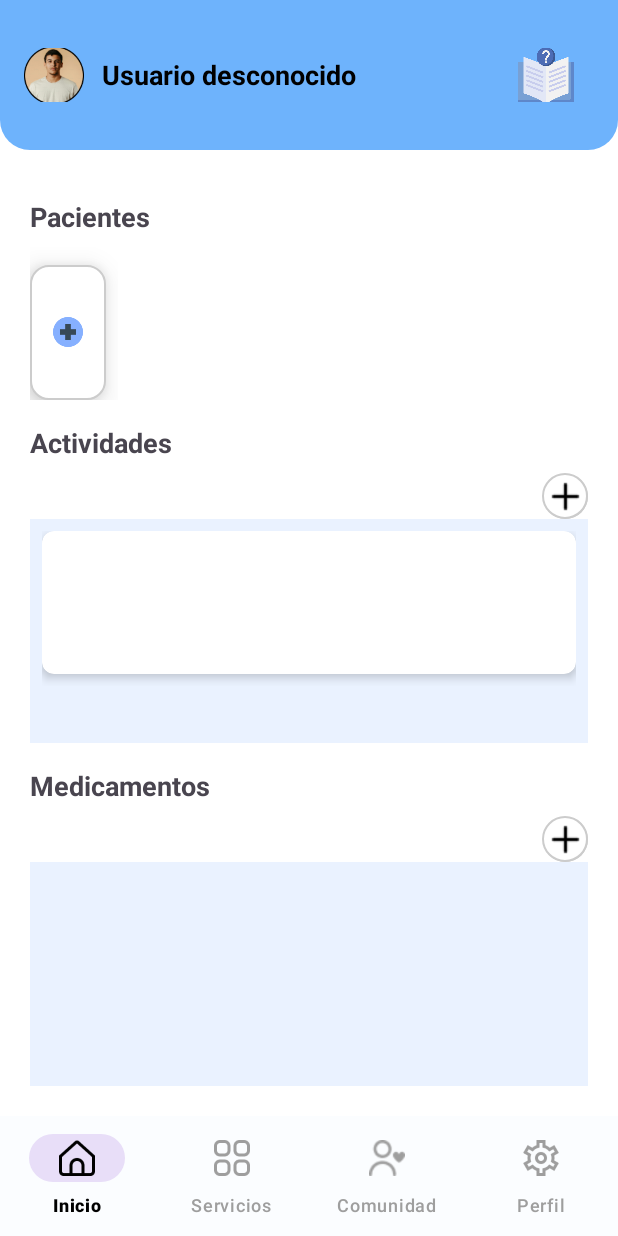
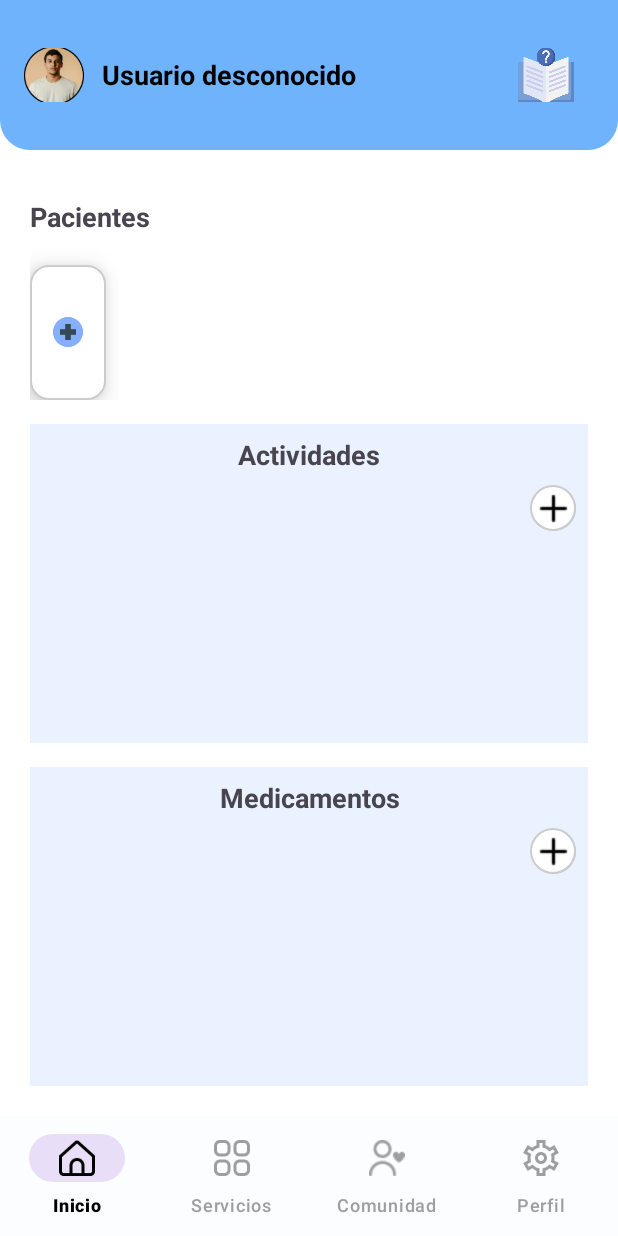
Before and after one commit to Simonghost117/Qfinder_Android, an Android app: the DashboardFragment screen opened directly, with no data from a screen before it, on a phone screen of 412 x 824 dp. Run offline under Robolectric (Android 15) with nearby library versions, the phone set to English and light mode, and no system bars; pictures from the network do not load.

Commit message:
agregando mensaje para cuando no hay medicamentos ni actividades registradas

```diff
--- a/app/src/main/res/layout/fragment_dashboard.xml
+++ b/app/src/main/res/layout/fragment_dashboard.xml
@@ -76,12 +76,22 @@
                     android:orientation="horizontal" />
             </HorizontalScrollView>
 
-            <!-- ACTIVIDADES -->
+            <!-- SECCIÓN DE ACTIVIDADES -->
+            <LinearLayout
+                android:layout_width="match_parent"
+                android:layout_height="0dp"
+                android:layout_weight="0.6"
+                android:orientation="vertical"
+                android:layout_marginBottom="16dp"
+                android:background="#EAF2FF"
+                android:padding="8dp">
+
                 <TextView
                     android:id="@+id/tvActivitiesSectionTitle"
                     android:layout_marginBottom="8dp"
                     android:layout_width="match_parent"
                     android:layout_height="wrap_content"
+                    android:gravity="center"
                     android:text="Actividades"
                     android:textStyle="bold"
                     android:textSize="18sp"/>
@@ -96,109 +106,33 @@
 
                 <ScrollView
                     android:layout_width="match_parent"
-                android:layout_height="0dp"
-                android:layout_weight="1"
-                android:layout_marginBottom="16dp"
-                android:background="#EAF2FF"
-                android:padding="8dp">
+                    android:layout_height="match_parent"
+                    android:fillViewport="true">
 
                     <LinearLayout
                         android:id="@+id/activitiesContainer"
                         android:layout_width="match_parent"
                         android:layout_height="wrap_content"
-                    android:orientation="vertical"
-                    android:layout_marginBottom="8dp">
+                        android:orientation="vertical">
+                        <!-- Contenido dinámico -->
+                    </LinearLayout>
+                </ScrollView>
+            </LinearLayout>
 
-                    <!-- EJEMPLO DE CARDVIEW PARA ACTIVIDADES (ESTE SE AÑADIRÁ DINÁMICAMENTE) -->
-                    <androidx.cardview.widget.CardView
-                        android:layout_width="match_parent"
-                        android:layout_height="wrap_content"
-                        android:layout_marginBottom="8dp"
-                        app:cardCornerRadius="8dp"
-                        app:cardElevation="4dp">
-
+            <!-- SECCIÓN DE MEDICAMENTOS -->
             <LinearLayout
                 android:layout_width="match_parent"
-                            android:layout_height="wrap_content"
+                android:layout_height="0dp"
+                android:layout_weight="0.6"
                 android:orientation="vertical"
-                            android:padding="10dp">
+                android:background="#EAF2FF"
+                android:padding="8dp">
 
-                            <!-- Nombre del paciente arriba (Juan Carlos:) -->
-                            <TextView
-                                android:id="@+id/tvPatient"
-                                android:layout_width="match_parent"
-                                android:layout_height="wrap_content"
-                                android:textSize="12sp"
-                                android:textColor="@color/gray"
-                                android:layout_marginBottom="4dp"/>
-
-                            <!-- Fila principal: Actividad con viñeta (●) -->
-                            <LinearLayout
-                                android:layout_width="match_parent"
-                                android:layout_height="wrap_content"
-                                android:orientation="horizontal"
-                                android:gravity="center_vertical">
-
-                                <TextView
-                                    android:id="@+id/tvMedicationName"
-                                    android:layout_width="0dp"
-                                    android:layout_height="wrap_content"
-                                    android:layout_weight="1"
-                                    android:textSize="16sp"
-                                    android:textStyle="bold"
-                                    android:paddingLeft="8dp"/>
-
-                                <TextView
-                                    android:id="@+id/tvStatus"
-                                    android:layout_width="wrap_content"
-                                    android:layout_height="wrap_content"
-                                    android:textSize="14sp"
-                                    android:padding="4dp"
-                                    android:textColor="@color/green"/>
-                            </LinearLayout>
-
-                            <!-- Fila de información adicional -->
-                            <LinearLayout
-                                android:layout_width="match_parent"
-                                android:layout_height="wrap_content"
-                                android:orientation="horizontal"
-                                android:layout_marginTop="8dp">
-
-                                <TextView
-                                    android:id="@+id/tvDosage"
-                                    android:layout_width="wrap_content"
-                                    android:layout_height="wrap_content"
-                                    android:textSize="14sp"
-                                    android:visibility="gone"/>
-
-                                <TextView
-                                    android:id="@+id/tvSchedule"
-                                    android:layout_width="wrap_content"
-                                    android:layout_height="wrap_content"
-                                    android:textSize="14sp"
-                                    android:layout_marginStart="8dp"/>
-                            </LinearLayout>
-
-                            <!-- Fechas (oculto por defecto) -->
-                            <TextView
-                                android:id="@+id/tvDates"
-                                android:layout_width="match_parent"
-                                android:layout_height="wrap_content"
-                                android:textSize="12sp"
-                                android:layout_marginTop="8dp"
-                                android:visibility="gone"/>
-                        </LinearLayout>
-                    </androidx.cardview.widget.CardView>
-                    <!-- FIN EJEMPLO CARDVIEW -->
-
-                </LinearLayout>
-            </ScrollView>
-
-            <!-- MEDICAMENTOS -->
                 <TextView
                     android:id="@+id/tvMedicationsSectionTitle"
                     android:layout_width="match_parent"
                     android:layout_height="wrap_content"
+                    android:gravity="center"
                     android:text="Medicamentos"
                     android:textStyle="bold"
                     android:textSize="18sp"
@@ -220,15 +154,26 @@
                     android:layout_gravity="center"
                     android:visibility="gone" />
 
+                <FrameLayout
+                    android:layout_width="match_parent"
+                    android:layout_height="match_parent">
+
                     <androidx.recyclerview.widget.RecyclerView
                         android:id="@+id/rvMedications"
                         android:layout_width="match_parent"
-                android:layout_height="0dp"
-                android:layout_weight="1"
-                android:background="#EAF2FF"
-                android:padding="8dp" />
+                        android:layout_height="match_parent"
+                        android:visibility="gone" />
 
+                    <TextView
+                        android:id="@+id/tvNoMedications"
+                        android:layout_width="match_parent"
+                        android:layout_height="match_parent"
+                        android:text="No hay medicamentos registrados"
+                        android:gravity="center"
+                        android:textSize="16sp"
+                        android:visibility="gone"/>
+                </FrameLayout>
             </LinearLayout>
         </LinearLayout>
-
+    </LinearLayout>
 </RelativeLayout>
--- a/app/src/main/res/layout/item_activity_table.xml
+++ b/app/src/main/res/layout/item_activity_table.xml
@@ -14,6 +14,7 @@
         android:layout_height="wrap_content"
         android:stretchColumns="*"
         android:shrinkColumns="*"
+        android:collapseColumns="none"
         android:divider="@drawable/table_divider"
         android:showDividers="middle">
 
--- a/app/src/main/res/layout/item_no_selection.xml
+++ b/app/src/main/res/layout/item_no_selection.xml
@@ -3,6 +3,7 @@
     android:layout_width="match_parent"
     android:layout_height="wrap_content"
     android:orientation="vertical"
+    android:background="#EAF2FF"
     android:padding="16dp">
 
     <TextView
@@ -10,6 +11,7 @@
         android:layout_width="match_parent"
         android:layout_height="wrap_content"
         android:textAlignment="center"
+        android:text="No hay datos disponibles"
         android:textSize="16sp"
-        android:textColor="@color/azulClaro2"/>
+        android:textColor="@color/black"/>
 </LinearLayout>
```
Also changed, not shown: app/src/main/java/com/sena/qfinder/ui/home/DashboardFragment.java (+81 -14 lines). Lines whose indentation alone changed are shown as unchanged.
